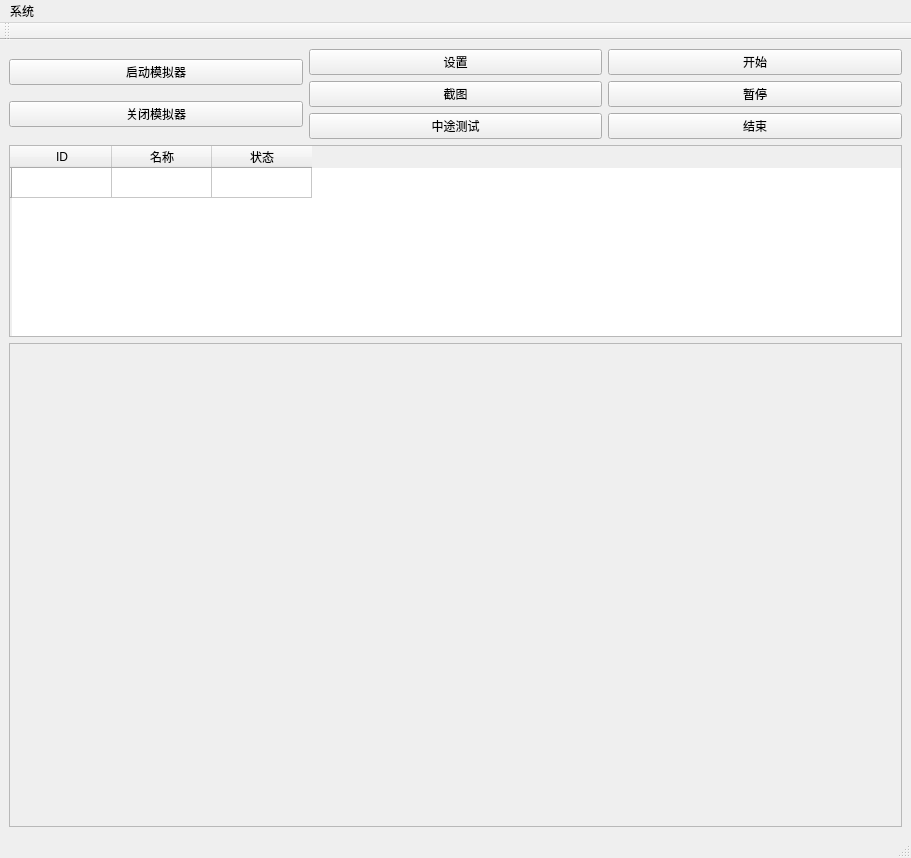
First picture: the form in main.ui, repository YunMengs/Firefly, before the edit.
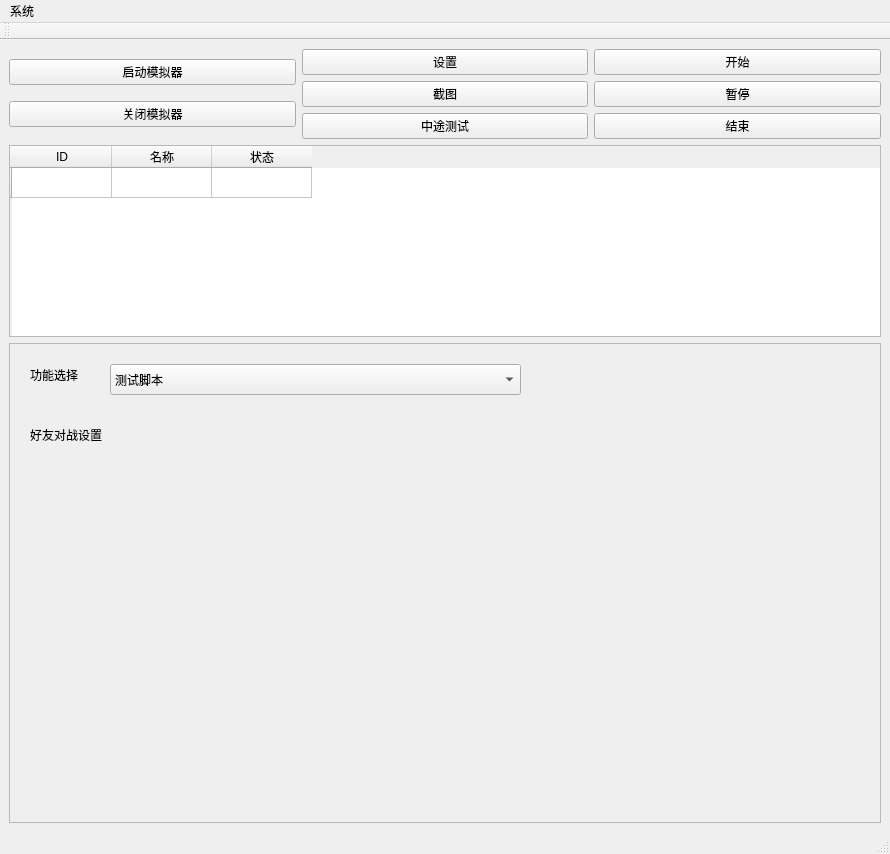
Second picture: the form after the edit.

Commit message: 增加好友对战功能

```diff
--- a/main.ui
+++ b/main.ui
@@ -6,8 +6,8 @@
    <rect>
     <x>0</x>
     <y>0</y>
-    <width>911</width>
-    <height>858</height>
+    <width>890</width>
+    <height>854</height>
    </rect>
   </property>
   <property name="windowTitle">
@@ -138,10 +138,56 @@
           <rect>
            <x>0</x>
            <y>0</y>
-           <width>885</width>
-           <height>459</height>
+           <width>864</width>
+           <height>455</height>
           </rect>
          </property>
+         <widget class="QComboBox" name="comboBoxTask">
+          <property name="geometry">
+           <rect>
+            <x>100</x>
+            <y>20</y>
+            <width>411</width>
+            <height>31</height>
+           </rect>
+          </property>
+          <item>
+           <property name="text">
+            <string extracomment="Test">测试脚本</string>
+           </property>
+          </item>
+          <item>
+           <property name="text">
+            <string>好友对战（限前三位好友）</string>
+           </property>
+          </item>
+         </widget>
+         <widget class="QLabel" name="label">
+          <property name="geometry">
+           <rect>
+            <x>20</x>
+            <y>20</y>
+            <width>81</width>
+            <height>21</height>
+           </rect>
+          </property>
+          <property name="text">
+           <string>功能选择</string>
+          </property>
+         </widget>
+         <widget class="QLabel" name="label_2">
+          <property name="geometry">
+           <rect>
+            <x>20</x>
+            <y>80</y>
+            <width>101</width>
+            <height>21</height>
+           </rect>
+          </property>
+          <property name="text">
+           <string>好友对战设置</string>
+          </property>
+         </widget>
         </widget>
        </widget>
       </item>
@@ -154,7 +200,7 @@
     <rect>
      <x>0</x>
      <y>0</y>
-     <width>911</width>
+     <width>890</width>
      <height>26</height>
     </rect>
    </property>
```
The commit also changes 10 other files.
